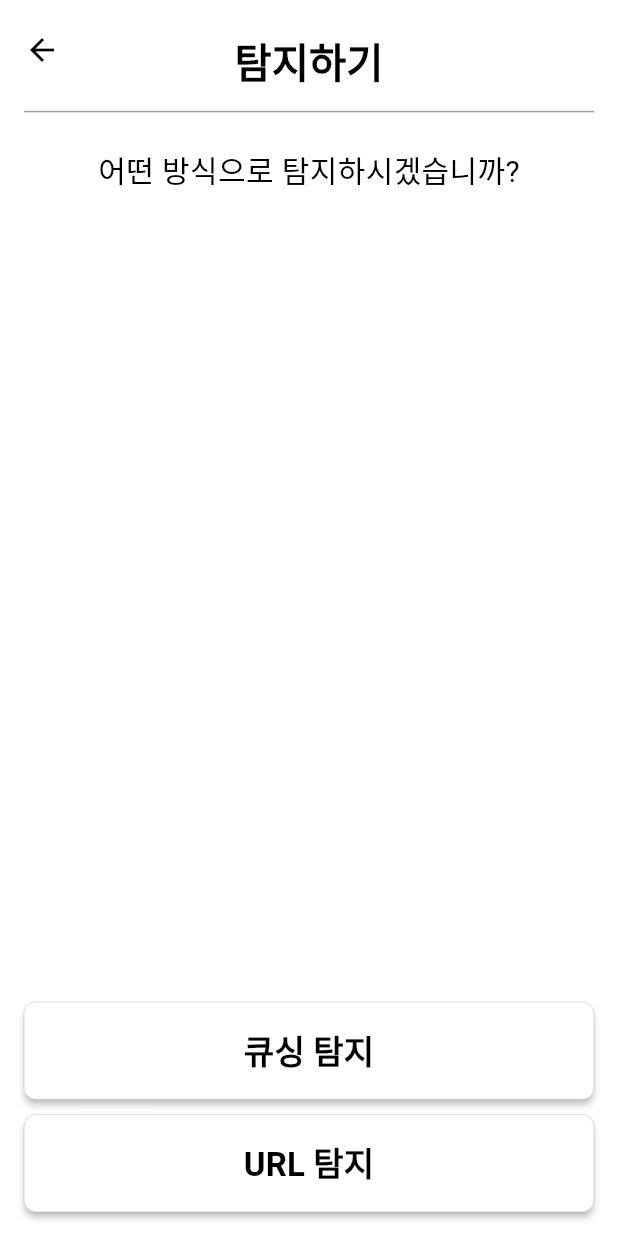
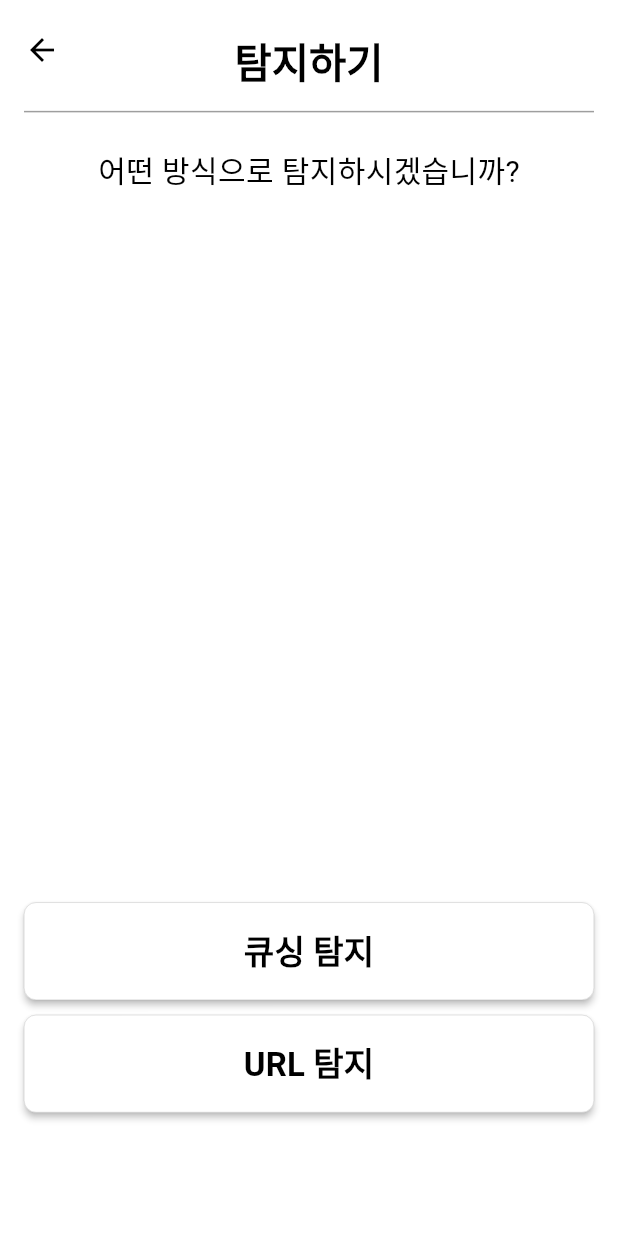
Before and after one commit to Q-Block/Q-Block-FE, a Flutter app: the screen it shows after launch, item 2 of the bottom bar chosen, on a phone screen of 412 x 824 dp. Run offline on Flutter 3.47's test engine with Material 3 defaults, Android fonts, the phone set to English and light mode, and no system bars; our stand-ins replace image_picker; missing offline and left inert: flutter_naver_map.

Commit message:
Refactor UI 관련 부분 수정

```diff
--- a/lib/features/detect/presentation/detection_initial _screen.dart
+++ b/lib/features/detect/presentation/detection_initial _screen.dart
@@ -8,6 +8,9 @@ class DetectInitialScreen extends StatelessWidget {
 
   @override
   Widget build(BuildContext context) {
+    // 화면 높이의 10%를 패딩으로 사용하기 위해 계산
+    double paddingVertical = MediaQuery.of(context).size.height * 0.1;
+
     return Scaffold(
       appBar: CustomAppBar(
         title: '탐지하기',
@@ -38,7 +41,7 @@ class DetectInitialScreen extends StatelessWidget {
           // 버튼들을 하단에 위치시키기 위해 Spacer를 사용
           Spacer(),
           Padding(
-            padding: const EdgeInsets.all(16.0), // 버튼 주변 패딩
+            padding: EdgeInsets.symmetric(horizontal: 16.0, vertical: paddingVertical), // 버튼 주변 패딩을 화면 높이의 10%로 설정
             child: Column(
               crossAxisAlignment: CrossAxisAlignment.stretch, // 버튼이 화면 가로폭에 맞게 확장
               children: [
--- a/lib/widgets/toolbar.dart
+++ b/lib/widgets/toolbar.dart
@@ -52,13 +52,13 @@ class CustomBottomBar extends StatelessWidget {
         onItemTapped(index); // 선택된 아이템에 대한 처리
 
         if (index == 1) { // 홈 아이콘의 인덱스가 1일 때
-          Navigator.push(
+          Navigator.pushReplacement(
             context,
             MaterialPageRoute(builder: (context) =>
                 DetectInitialScreen()), // DetectInitialScreen으로 이동
           );
         } else if (index == 2) { // 홈 아이콘의 인덱스가 2일 때
-          Navigator.push(
+          Navigator.pushReplacement(
             context,
             MaterialPageRoute(
                 builder: (context) => HomeScreen()), // HomeScreen으로 이동
```
